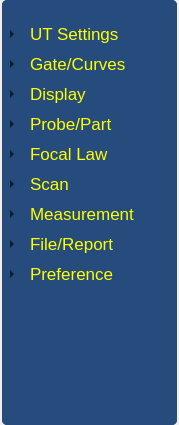
First picture: the form in ui/menu/main_menu.ui, repository 15903016222/Voice, before the edit.
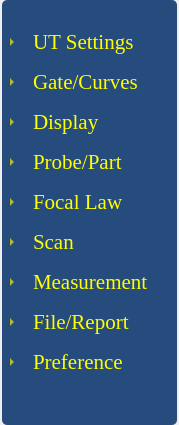
Second picture: the form after the edit. Icons and pictures are not drawn.

Commit message: Fixed：解决主菜单在设备上显示时QTreeWidget的branch会有连接图片的问题

```diff
--- a/ui/menu/main_menu.ui
+++ b/ui/menu/main_menu.ui
@@ -40,13 +40,13 @@
        <number>0</number>
       </property>
       <property name="topMargin">
-       <number>0</number>
+       <number>3</number>
       </property>
       <property name="rightMargin">
        <number>0</number>
       </property>
       <property name="bottomMargin">
-       <number>0</number>
+       <number>3</number>
       </property>
       <property name="spacing">
        <number>0</number>
@@ -78,27 +78,36 @@
         </property>
         <property name="font">
          <font>
-          <pointsize>13</pointsize>
+          <family>Times New Roman</family>
+          <pointsize>16</pointsize>
+          <weight>50</weight>
+          <italic>false</italic>
+          <bold>false</bold>
          </font>
         </property>
         <property name="styleSheet">
          <string notr="true">QTreeWidget{
+	font: 16pt &quot;Times New Roman&quot;;
+	color: yellow;
 	background-color: rgba(37, 76, 124, 0);
 	outline: 0px;
 }
 
 QTreeWidget::item{
-	font: 16pt &quot;Times New Roman&quot;;
-	color: yellow;
-	margin: 5px;
+	margin: 8px;
 	background-color: rgba(37, 76, 124, 0); 
 }
 
 QTreeWidget::item:selected{
-	font: 16pt &quot;Times New Roman&quot;;
+	font: bold 16pt &quot;Times New Roman&quot;;
 	color: red;
 	background-color: rgba(37, 76, 124, 0);
-}</string>
+}
+
+QTreeWidget::branch{
+	image:none;
+}
+</string>
         </property>
         <property name="frameShape">
          <enum>QFrame::NoFrame</enum>
```
Left out of the diff: 6 changed lines with no effect on the pictures. The commit also changes 1 other file.
